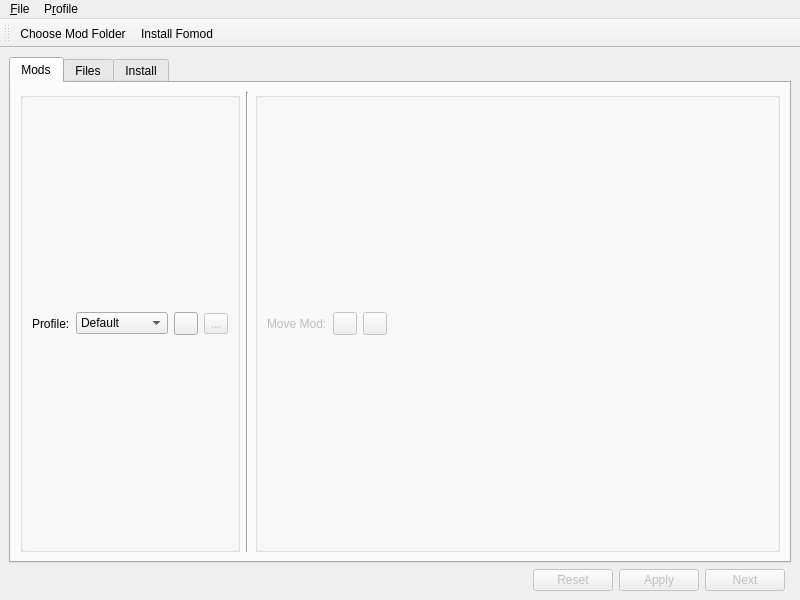
Kf4btg/SkyModMan, file skymodman/qt_interface/qt_manager.ui: the form before one commit.
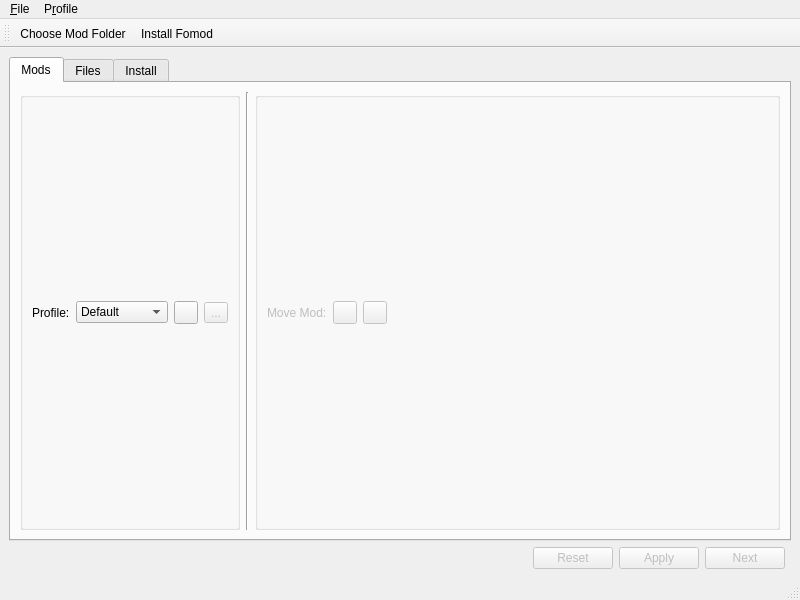
The form after the commit. Icons and pictures are not drawn.

Commit message:
Polished name validation in new-profile dialog
Specifically, the input box will no longer accept invalid characters
(i.e. any characters other than letters, numbers, underscores, hyphens,
and periods). Also, if the name entered in the box matches the name of an
already existing profile (case-insensitive), the ok button will be
disabled, the text will turn red, and the tooltip will change to
'Profile names must be unique' until the user changes the text to a
different, valid value.

What changed in the file:
```diff
--- a/skymodman/qt_interface/qt_manager.ui
+++ b/skymodman/qt_interface/qt_manager.ui
@@ -444,6 +444,7 @@
    <addaction name="actionChoose_Mod_Folder"/>
    <addaction name="action_Install_Fomod"/>
   </widget>
+  <widget class="QStatusBar" name="statusBar"/>
   <action name="action_Install_Fomod">
    <property name="icon">
     <iconset theme="package-x-generic">
```
Left out of the diff: 25 changed lines with no effect on the pictures. The commit also changes 4 other files.
